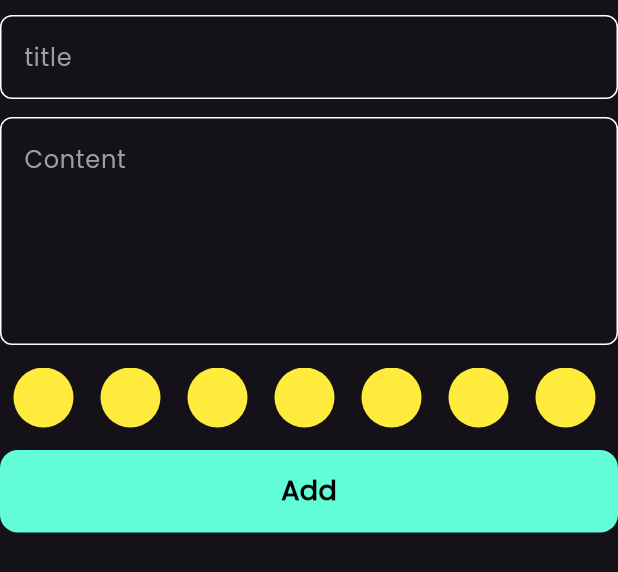
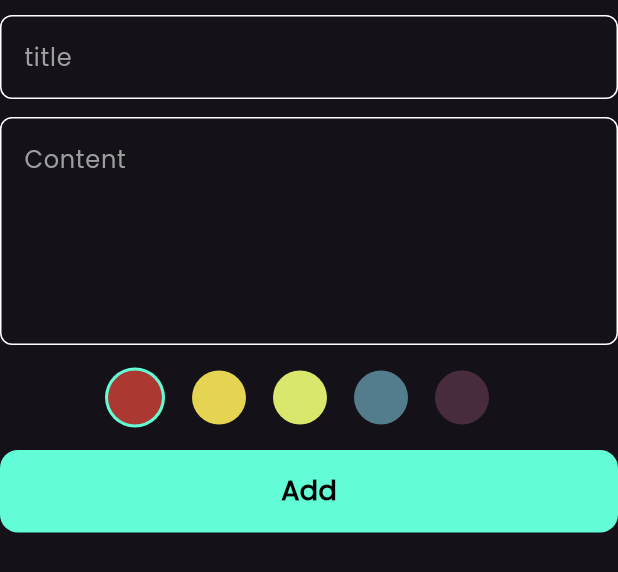
Before and after one commit to Youssef-mohammed13/note_app, a Flutter app: the AddNoteForm widget shown alone on an empty page, opened directly, on a phone screen of 412 x 824 dp. Shown: the top 572 px of the screen. Run offline on Flutter 3.47's test engine with Material 3 defaults, Android fonts, the phone set to English and light mode, and no system bars; our stand-ins replace flutter_bloc, font_awesome_flutter, hive, hive_flutter; accounts and stored records are empty.

Commit message:
passing sellected color to note item

```diff
--- a/lib/cubits/add_note_cubit/add_note_cubit.dart
+++ b/lib/cubits/add_note_cubit/add_note_cubit.dart
@@ -1,3 +1,4 @@
+import 'package:flutter/material.dart';
 import 'package:flutter_bloc/flutter_bloc.dart';
 import 'package:hive_flutter/adapters.dart';
 import 'package:note_app/constants.dart';
@@ -7,8 +8,9 @@ part 'add_note_state.dart';
 
 class AddNoteCubit extends Cubit<AddNoteState> {
   AddNoteCubit() : super(AddNoteInitial());
-
+  Color mycolor = Color(0xffE5d352);
   addNote({required NoteModel note}) async {
+    note.color = mycolor.value;
     emit(AddNoteLoadig());
     try {
       var notesBox = Hive.box<NoteModel>(kNoteBox);
--- a/lib/models/note_model.dart
+++ b/lib/models/note_model.dart
@@ -10,7 +10,7 @@ class NoteModel extends HiveObject {
   @HiveField(2)
   final String date;
   @HiveField(3)
-  final int color;
+  int color;
 
   NoteModel({
     required this.title,
--- a/lib/views/widgets/ColorsItem.dart
+++ b/lib/views/widgets/ColorsItem.dart
@@ -1,16 +1,29 @@
 import 'package:flutter/material.dart';
+import 'package:note_app/constants.dart';
 
 class ColorsItem extends StatelessWidget {
-  const ColorsItem({super.key});
+  const ColorsItem(
+      {super.key, required this.isSellected, required this.myColor});
 
+  final bool isSellected;
+  final int myColor;
   @override
   Widget build(BuildContext context) {
-    return const Padding(
-      padding: EdgeInsets.symmetric(horizontal: 9),
-      child: CircleAvatar(
-        backgroundColor: Colors.yellow,
-        radius: 20,
-      ),
+    return Padding(
+      padding: const EdgeInsets.symmetric(horizontal: 9),
+      child: isSellected
+          ? CircleAvatar(
+              backgroundColor: Color(kPrimarycolor.value),
+              radius: 20,
+              child: CircleAvatar(
+                backgroundColor: Color(myColor),
+                radius: 18,
+              ),
+            )
+          : CircleAvatar(
+              backgroundColor: Color(myColor),
+              radius: 18,
+            ),
     );
   }
 }
--- a/lib/views/widgets/ColorsListView.dart
+++ b/lib/views/widgets/ColorsListView.dart
@@ -1,19 +1,48 @@
 import 'package:flutter/material.dart';
+import 'package:flutter_bloc/flutter_bloc.dart';
+import 'package:note_app/cubits/add_note_cubit/add_note_cubit.dart';
 import 'package:note_app/views/widgets/ColorsItem.dart';
 
-class ColorsListVie extends StatelessWidget {
+class ColorsListVie extends StatefulWidget {
   const ColorsListVie({super.key});
 
+  @override
+  State<ColorsListVie> createState() => _ColorsListVieState();
+}
+
+class _ColorsListVieState extends State<ColorsListVie> {
+  int curentIndex = 0;
+  List<Color> Colorat = const [
+    Color(0xffAc3931),
+    Color(0xffE5d352),
+    Color(0xffD9E76c),
+    Color(0xff537D8D),
+    Color(0xff482C3D),
+  ];
   @override
   Widget build(BuildContext context) {
     return SizedBox(
       height: 20 * 2,
-      child: ListView.builder(
-          scrollDirection: Axis.horizontal,
-          itemCount: 8,
-          itemBuilder: (context, index) {
-            return const ColorsItem();
-          }),
+      child: SizedBox(
+        width: 290,
+        child: ListView.builder(
+            scrollDirection: Axis.horizontal,
+            itemCount: Colorat.length,
+            itemBuilder: (context, index) {
+              return GestureDetector(
+                onTap: () {
+                  curentIndex = index;
+                  BlocProvider.of<AddNoteCubit>(context).mycolor =
+                      Colorat[index];
+                  setState(() {});
+                },
+                child: ColorsItem(
+                  isSellected: curentIndex == index,
+                  myColor: Colorat[index].value,
+                ),
+              );
+            }),
+      ),
     );
   }
 }
--- a/lib/views/widgets/addNoteForm.dart
+++ b/lib/views/widgets/addNoteForm.dart
@@ -59,7 +59,12 @@ class _AddNoteFormState extends State<AddNoteForm> {
           const SizedBox(
             height: 15,
           ),
-          const ColorsListVie(),
+          const Row(
+            mainAxisAlignment: MainAxisAlignment.center,
+            children: [
+              ColorsListVie(),
+            ],
+          ),
           const SizedBox(
             height: 15,
           ),
```
